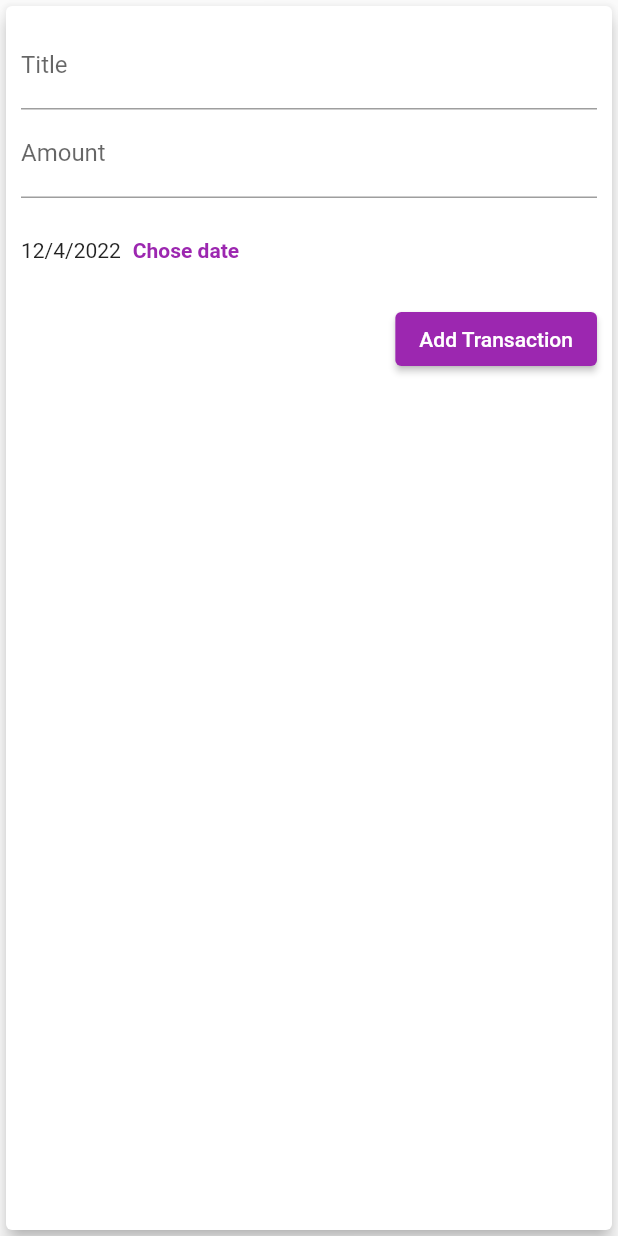
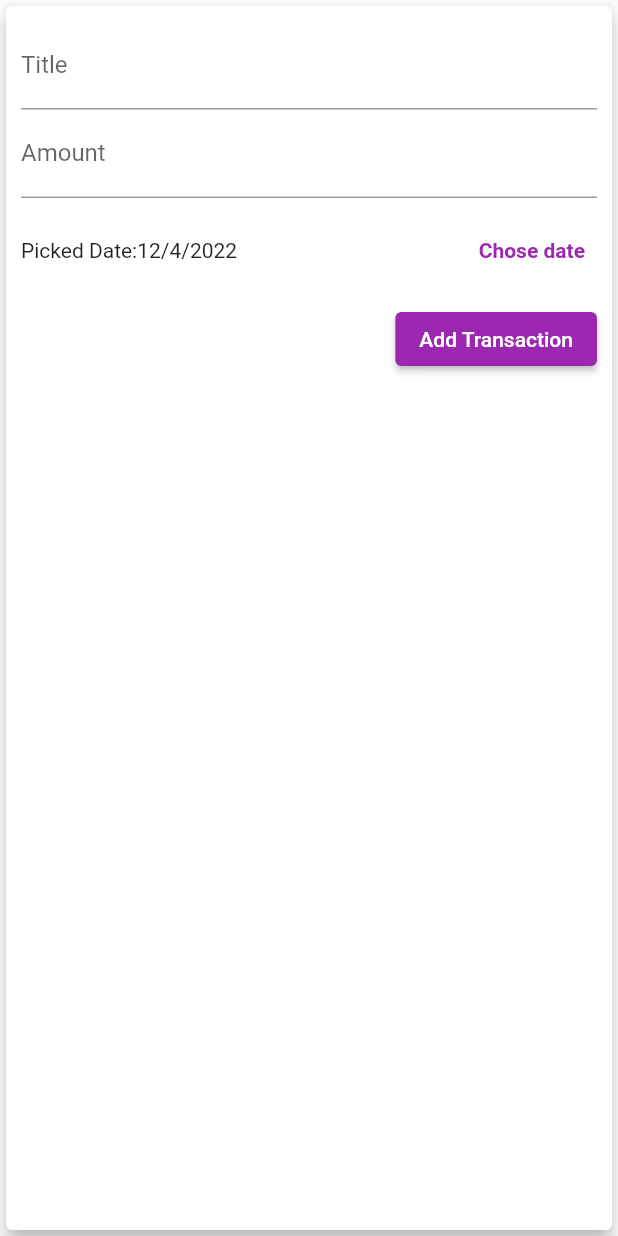
Before and after one commit to Alen87/Flutter, a Flutter app: the NewTransaction widget shown alone on an empty page, opened directly with empty values, after a tap on "Add Transaction", on a phone screen of 412 x 824 dp. Run offline on Flutter 3.47's test engine with Material 2 defaults, Android fonts, the phone set to English and light mode, and no system bars.

Commit message:
DateTime

```diff
--- a/projects/personal_expenses_app/lib/widgets/new_transaction.dart
+++ b/projects/personal_expenses_app/lib/widgets/new_transaction.dart
@@ -18,14 +18,18 @@ class _NewTransactionState extends State<NewTransaction> {
   DateTime _selectedDate = DateTime.now();
 
   void _submitData() {
+    if (_amountController.text.isEmpty) {
+      return;
+    }
     final enteredTitle = _titleController.text;
     final enteredAmount = double.parse(_amountController.text);
-    if (enteredTitle.isEmpty || enteredAmount <= 0) {
+    if (enteredTitle.isEmpty || enteredAmount <= 0 || _selectedDate == null) {
       return;
     }
     widget.addTx(
       enteredTitle,
       enteredAmount,
+      _selectedDate,
     );
     Navigator.of(context).pop();
   }
@@ -75,10 +79,12 @@ class _NewTransactionState extends State<NewTransaction> {
               height: 70,
               child: Row(
                 children: <Widget>[
-                  Text(
-                    _selectedDate == null
-                        ? 'No date chosen!'
-                        : DateFormat.yMd().format(_selectedDate),
+                  Expanded(
+                    child: Text(
+                      _selectedDate == null
+                          ? 'No date chosen!'
+                          : 'Picked Date:${DateFormat.yMd().format(_selectedDate)}',
+                    ),
                   ),
                   TextButton(
                     style: TextButton.styleFrom(
```
Also changed, not shown: projects/personal_expenses_app/lib/main.dart (+6 -2 lines).
